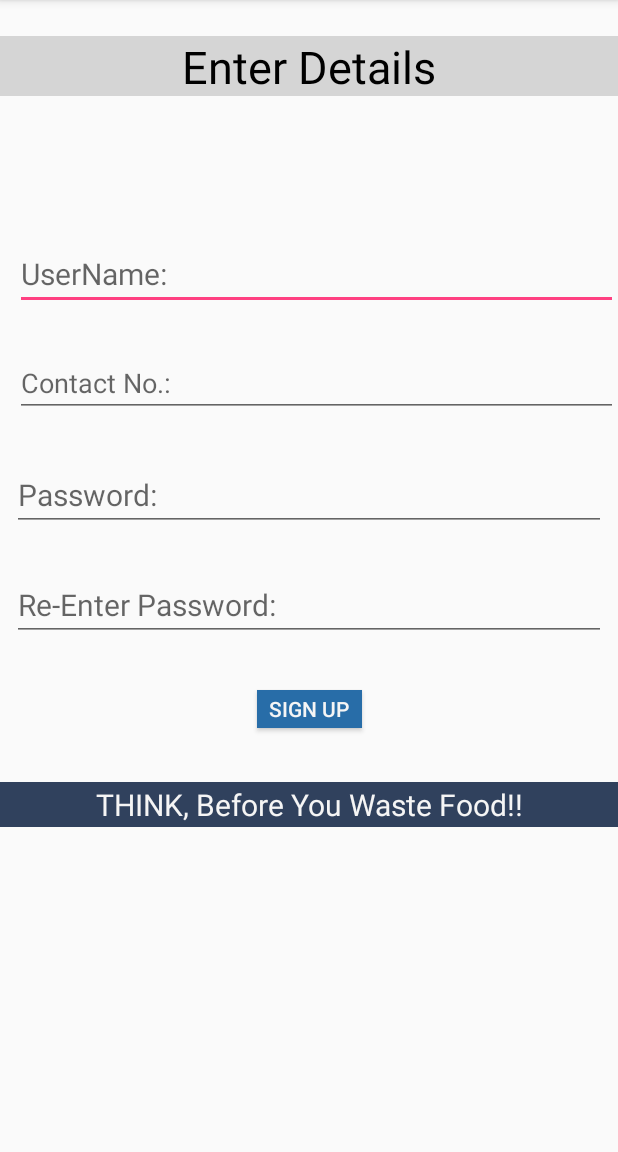
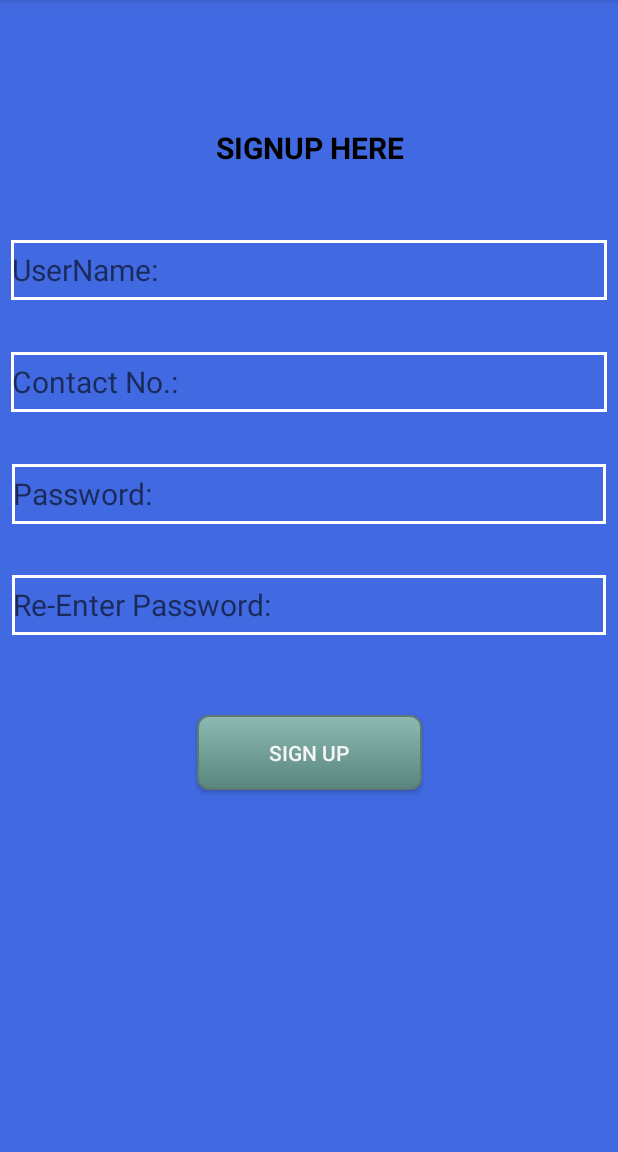
Before and after one commit to guptavijay/Food_Donataion_app, an Android app: the Third screen opened directly, with no data from a screen before it, on a phone screen of 412 x 824 dp, the part 84-1236 px from its top. Run offline under Robolectric (Android 15) with nearby library versions, the phone set to English and light mode, and no system bars.

Commit message:
UI updated

```diff
--- a/app/src/main/AndroidManifest.xml
+++ b/app/src/main/AndroidManifest.xml
@@ -16,7 +16,7 @@
 
     <application
         android:allowBackup="true"
-        android:icon="@mipmap/icon"
+        android:icon="@drawable/sharefoodicon"
         android:label="SHARE FOOD"
         android:roundIcon="@mipmap/ic_launcher_round"
         android:supportsRtl="true"
--- a/app/src/main/java/com/example/shalini/foodsave/Firsttwo.java
+++ b/app/src/main/java/com/example/shalini/foodsave/Firsttwo.java
@@ -17,6 +17,7 @@ public class Firsttwo extends AppCompatActivity {
     protected void onCreate(Bundle savedInstanceState) {
         super.onCreate(savedInstanceState);
         setContentView(R.layout.activity_firsttwo);
+        getSupportActionBar().hide();
         t1=(TextView)findViewById(R.id.t11);
         e1=(EditText)findViewById(R.id.e11);
         e2=(EditText)findViewById(R.id.e22);
--- a/app/src/main/res/layout/activity_first.xml
+++ b/app/src/main/res/layout/activity_first.xml
@@ -84,7 +84,7 @@
     <EditText
         android:id="@+id/e11"
         android:layout_width="match_parent"
-        android:layout_height="wrap_content"
+        android:layout_height="40dp"
         android:layout_marginBottom="8dp"
         android:layout_marginEnd="8dp"
         android:layout_marginStart="8dp"
@@ -106,7 +106,7 @@
     <EditText
         android:id="@+id/e22"
         android:layout_width="match_parent"
-        android:layout_height="wrap_content"
+        android:layout_height="40dp"
         android:layout_marginBottom="8dp"
         android:layout_marginEnd="8dp"
         android:layout_marginStart="8dp"
--- a/app/src/main/res/layout/activity_firstone.xml
+++ b/app/src/main/res/layout/activity_firstone.xml
@@ -29,14 +29,14 @@
         android:layout_width="200dp"
         android:layout_height="50dp"
 
-        android:text="USER"
+        android:background="@drawable/btnshape"
 
 
-        android:background="@drawable/btnshape"
+        android:text="USER"
         android:textSize="15dp"
         app:layout_constraintBottom_toBottomOf="parent"
         app:layout_constraintLeft_toLeftOf="parent"
         app:layout_constraintRight_toRightOf="parent"
         app:layout_constraintTop_toTopOf="parent"
-        app:layout_constraintVertical_bias="0.553" />
+        app:layout_constraintVertical_bias="0.528" />
 </android.support.constraint.ConstraintLayout>
--- a/app/src/main/res/layout/activity_firstthree.xml
+++ b/app/src/main/res/layout/activity_firstthree.xml
@@ -161,8 +161,9 @@
         android:id="@+id/b11"
         android:layout_width="wrap_content"
         android:layout_height="wrap_content"
-        android:text="ADD DATA"
+        android:text="INSERT"
         android:textSize="15dp"
+        android:background="@drawable/btnshape"
         app:layout_constraintBottom_toBottomOf="parent"
         app:layout_constraintHorizontal_bias="0.108"
         app:layout_constraintLeft_toLeftOf="parent"
@@ -174,7 +175,8 @@
         android:id="@+id/b22"
         android:layout_width="wrap_content"
         android:layout_height="wrap_content"
-        android:text="Button"
+        android:text="DISPLAY"
+        android:background="@drawable/btnshape"
         app:layout_constraintBottom_toBottomOf="parent"
         app:layout_constraintHorizontal_bias="0.888"
         app:layout_constraintLeft_toLeftOf="parent"
@@ -187,6 +189,7 @@
         android:layout_width="wrap_content"
         android:layout_height="wrap_content"
         android:text="Delete"
+        android:background="@drawable/btnshape"
         app:layout_constraintBottom_toBottomOf="parent"
         app:layout_constraintHorizontal_bias="0.097"
         app:layout_constraintLeft_toLeftOf="parent"
@@ -203,6 +206,7 @@
         android:layout_marginRight="8dp"
         android:layout_marginTop="8dp"
         android:text="Update"
+        android:background="@drawable/btnshape"
         app:layout_constraintBottom_toBottomOf="parent"
         app:layout_constraintHorizontal_bias="0.91"
         app:layout_constraintLeft_toLeftOf="parent"
--- a/app/src/main/res/layout/activity_firsttwo.xml
+++ b/app/src/main/res/layout/activity_firsttwo.xml
@@ -7,7 +7,7 @@
     android:background="#4169e1"
     tools:context="com.example.shalini.foodsave.Firsttwo">
 
-    <TextView
+    <ImageView
         android:layout_width="100dp"
         android:layout_height="100dp"
         android:layout_marginBottom="8dp"
@@ -15,6 +15,7 @@
         android:layout_marginStart="8dp"
         android:layout_marginTop="8dp"
         android:background="@drawable/main"
+        android:src="@drawable/borderwhite"
         app:layout_constraintBottom_toBottomOf="parent"
         app:layout_constraintEnd_toEndOf="@+id/e11"
         app:layout_constraintHorizontal_bias="0.515"
--- a/app/src/main/res/layout/activity_main.xml
+++ b/app/src/main/res/layout/activity_main.xml
@@ -23,7 +23,7 @@
         app:layout_constraintEnd_toEndOf="parent"
         app:layout_constraintStart_toStartOf="parent"
         app:layout_constraintTop_toTopOf="parent"
-        app:layout_constraintVertical_bias="0.308" />
+        app:layout_constraintVertical_bias="0.396" />
 
     <TextView
         android:id="@+id/tv11"
@@ -38,8 +38,9 @@
         android:textSize="15dp"
         app:layout_constraintBottom_toBottomOf="parent"
         app:layout_constraintEnd_toEndOf="parent"
+        app:layout_constraintHorizontal_bias="0.502"
         app:layout_constraintStart_toStartOf="parent"
         app:layout_constraintTop_toTopOf="parent"
-        app:layout_constraintVertical_bias="0.632" />
+        app:layout_constraintVertical_bias="0.651" />
 
 </android.support.constraint.ConstraintLayout>
--- a/app/src/main/res/layout/activity_third.xml
+++ b/app/src/main/res/layout/activity_third.xml
@@ -3,20 +3,23 @@
     xmlns:app="http://schemas.android.com/apk/res-auto"
     xmlns:tools="http://schemas.android.com/tools"
     android:layout_width="match_parent"
-
+    android:background="#4169e1"
     android:layout_height="match_parent"
     tools:context="com.example.shalini.foodsave.Third">
 
     <EditText
         android:id="@+id/e11"
         android:layout_width="match_parent"
-        android:layout_height="wrap_content"
+        android:layout_height="40dp"
         android:ems="10"
         android:hint="UserName:"
+
         android:inputType="textPersonName"
         android:textColor="#000000"
         android:textSize="20dp"
-        android:layout_marginLeft="10dp"
+        android:layout_marginLeft="7dp"
+        android:layout_marginRight="7dp"
+        android:background="@drawable/borderwhite"
         app:layout_constraintBottom_toBottomOf="parent"
         app:layout_constraintHorizontal_bias="0.0"
         app:layout_constraintLeft_toLeftOf="parent"
@@ -26,63 +29,48 @@
 
     <TextView
         android:id="@+id/t11"
-        android:layout_width="0dp"
+        android:layout_width="wrap_content"
+
         android:layout_height="40dp"
-        android:background="#D5D5D5"
-        android:text="Enter Details"
-        android:textSize="30dp"
+        android:background="#4169e1"
+        android:gravity="center"
+        android:text="SIGNUP HERE"
+        android:textStyle="bold"
         android:textColor="#000000"
-        android:gravity="center"
+        android:textSize="20dp"
         app:layout_constraintBottom_toBottomOf="parent"
-        app:layout_constraintHorizontal_bias="1.0"
+        app:layout_constraintHorizontal_bias="0.502"
         app:layout_constraintLeft_toLeftOf="parent"
         app:layout_constraintRight_toRightOf="parent"
         app:layout_constraintTop_toTopOf="parent"
-        app:layout_constraintVertical_bias="0.033" />
+        app:layout_constraintVertical_bias="0.108" />
 
     <Button
         android:id="@+id/b11"
-        android:layout_width="70dp"
-        android:layout_height="25dp"
+        android:layout_width="150dp"
+        android:layout_height="50dp"
+        android:background="@drawable/btnshape"
         android:text="SIGN UP"
-        android:background="#286DA8"
         android:textColor="#F5F5F5"
+
         app:layout_constraintBottom_toBottomOf="parent"
         app:layout_constraintLeft_toLeftOf="parent"
         app:layout_constraintRight_toRightOf="parent"
         app:layout_constraintTop_toTopOf="parent"
 
-        app:layout_constraintVertical_bias="0.619" />
-
-    <TextView
-        android:id="@+id/t22"
-        android:layout_width="match_parent"
-        android:layout_height="30dp"
-
-        android:background="#30415D"
-
-        android:gravity="center"
-        android:lines="4"
-        android:maxLines="4"
-        android:text="THINK, Before You Waste Food!!"
-        android:textColor="#F5F5F5"
-        android:textSize="20dp"
-
-        app:layout_constraintBottom_toBottomOf="parent"
-        app:layout_constraintHorizontal_bias="0.0"
-        app:layout_constraintLeft_toLeftOf="parent"
-        app:layout_constraintRight_toRightOf="parent"
-        app:layout_constraintTop_toTopOf="parent"
-        app:layout_constraintVertical_bias="0.706" />
+        app:layout_constraintVertical_bias="0.664" />
 
     <EditText
         android:id="@+id/e33"
         android:layout_width="match_parent"
-        android:layout_height="wrap_content"
+        android:layout_height="40dp"
         android:ems="10"
         android:hint="Contact No.:"
         android:inputType="textPersonName"
-        android:layout_marginLeft="10dp"
+        android:textSize="20dp"
+        android:layout_marginLeft="7dp"
+        android:background="@drawable/borderwhite"
+        android:layout_marginRight="7dp"
         app:layout_constraintBottom_toBottomOf="parent"
         app:layout_constraintHorizontal_bias="0.0"
         app:layout_constraintLeft_toLeftOf="parent"
@@ -93,7 +81,7 @@
     <EditText
         android:id="@+id/e44"
         android:layout_width="match_parent"
-        android:layout_height="wrap_content"
+        android:layout_height="40dp"
         android:layout_marginBottom="8dp"
         android:layout_marginEnd="8dp"
         android:layout_marginStart="8dp"
@@ -102,7 +90,10 @@
         android:hint="Re-Enter Password:"
         android:inputType="textPersonName"
         android:textSize="20dp"
-        android:layout_marginLeft="10dp"
+
+        android:layout_marginLeft="7dp"
+        android:background="@drawable/borderwhite"
+        android:layout_marginRight="7dp"
         app:layout_constraintBottom_toBottomOf="parent"
         app:layout_constraintEnd_toEndOf="parent"
         app:layout_constraintHorizontal_bias="0.0"
@@ -113,7 +104,7 @@
     <EditText
         android:id="@+id/e22"
         android:layout_width="match_parent"
-        android:layout_height="wrap_content"
+        android:layout_height="40dp"
         android:layout_marginBottom="8dp"
         android:layout_marginEnd="8dp"
         android:layout_marginStart="8dp"
@@ -122,7 +113,9 @@
         android:inputType="textPersonName"
         android:hint="Password:"
         android:textSize="20dp"
-        android:layout_marginLeft="10dp"
+        android:layout_marginLeft="7dp"
+        android:background="@drawable/borderwhite"
+        android:layout_marginRight="7dp"
         app:layout_constraintBottom_toBottomOf="parent"
         app:layout_constraintEnd_toEndOf="parent"
         app:layout_constraintHorizontal_bias="0.503"
```
Also changed, not shown: app/src/main/res/drawable/sharefoodicon.png (added).
